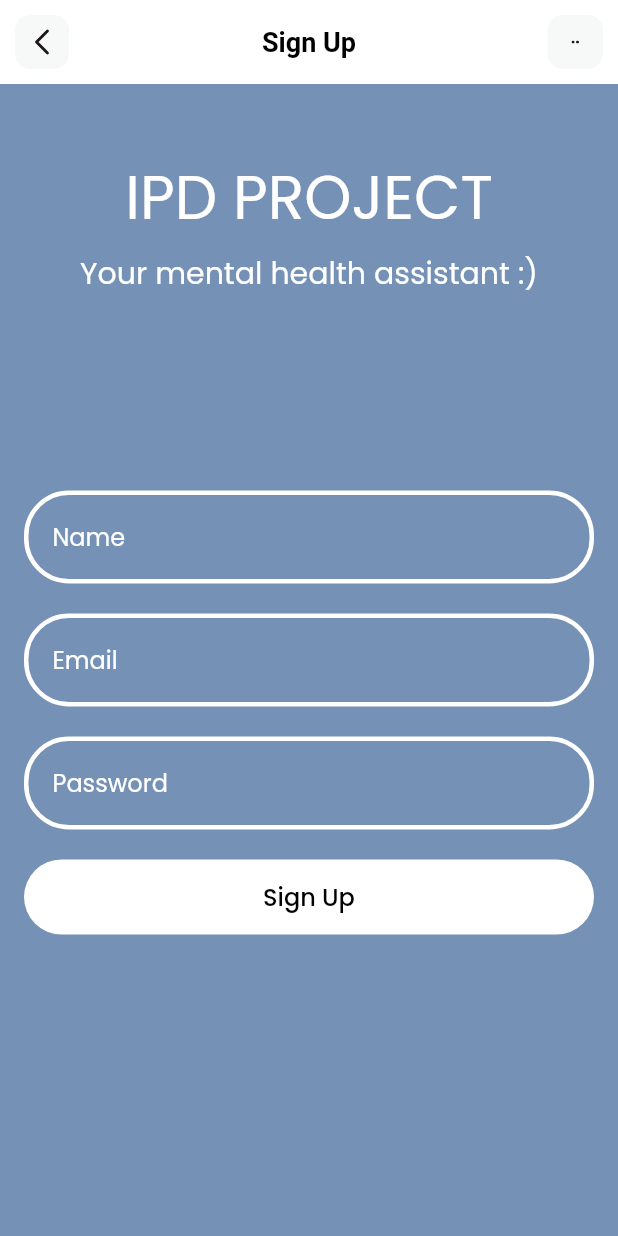
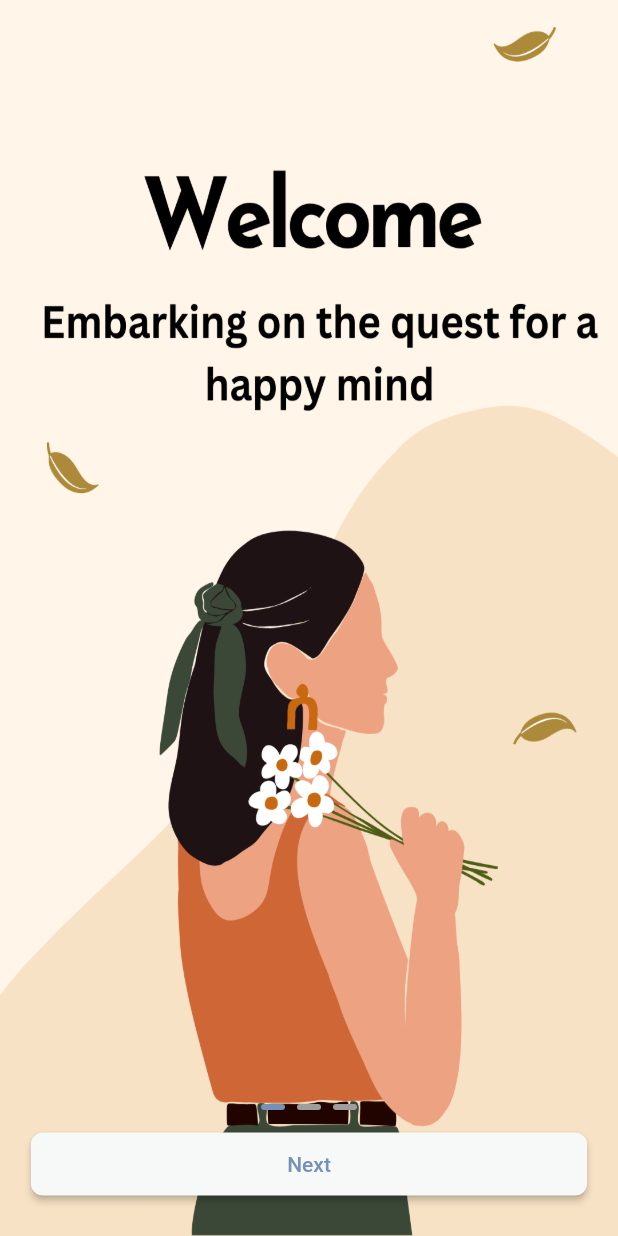
Before and after one commit to neminsheth/mental-health-assistant, a Flutter app: the screen it shows after launch, after a tap on "New here ? Create new account :D", on a phone screen of 412 x 824 dp. Run offline on Flutter 3.47's test engine with Material 2 defaults, Android fonts, the phone set to English and light mode, and no system bars; drawn by our look-alikes of smooth_page_indicator; our stand-ins replace animated_toggle_switch, audioplayers, circular_countdown_timer, cloud_firestore, firebase_auth, firebase_core and 7 more; missing offline and left inert: dotted_dashed_line, simple_animation_progress_bar, video_thumbnail_imageview; accounts and stored records are empty; generated files the repository leaves out were written again; key blocks and very long unbroken strings in the code were emptied for the run.

Commit message:
onboarding.dart

```diff
--- a/lib/authentication/login.dart
+++ b/lib/authentication/login.dart
@@ -2,6 +2,7 @@ import 'package:flutter/material.dart';
 import 'package:firebase_auth/firebase_auth.dart';
 import 'package:google_fonts/google_fonts.dart';
 import 'package:google_sign_in/google_sign_in.dart';
+import 'package:ipd/authentication/onboarding.dart';
 
 import '../colors.dart';
 import '../home.dart';
@@ -183,7 +184,7 @@ class _LoginPageState extends State<LoginPage> {
                 onPressed: () {
                   Navigator.push(
                     context,
-                    MaterialPageRoute(builder: (context) => SignUpPage()),
+                    MaterialPageRoute(builder: (context) => OnboardingScreen()),
                   );
                 },
                 child: Text(
--- /dev/null
+++ b/lib/authentication/onboarding.dart
@@ -0,0 +1,121 @@
+import 'dart:async';
+
+import 'package:flutter/material.dart';
+import 'package:ipd/authentication/login.dart';
+import 'package:ipd/authentication/sign_up.dart';
+import 'package:ipd/colors.dart';
+import 'package:smooth_page_indicator/smooth_page_indicator.dart';
+
+
+
+class OnboardingScreen extends StatefulWidget {
+  static const String id = '/onboarding';
+
+  const OnboardingScreen({Key? key}) : super(key: key);
+
+  @override
+  State<OnboardingScreen> createState() => _OnboardingScreenState();
+}
+
+class _OnboardingScreenState extends State<OnboardingScreen> {
+  final PageController _pageController = PageController();
+  double currentPage = 0;
+
+  @override
+  void initState() {
+    _pageController.addListener(() {
+      setState(() {
+        currentPage = _pageController.page!;
+      });
+    });
+    super.initState();
+  }
+
+  @override
+  Widget build(BuildContext context) {
+    return Scaffold(
+      backgroundColor: AppColors.primary,
+
+      body: Stack(
+        children: [
+          PageView(
+            controller: _pageController,
+            children: [
+              // Container(decoration: BoxDecoration(image: DecorationImage(image: AssetImage('assets/Onboarding1.png'))),)
+              Container(
+                  child:
+                  Image.asset('assets/images/onboarding1.png', fit: BoxFit.fill)),
+              Container(
+                  child:
+                  Image.asset('assets/images/onboarding2.png', fit: BoxFit.fill)),
+              Container(
+                  child:
+                  Image.asset('assets/images/onboarding3.png', fit: BoxFit.fill)),
+            ],
+          ),
+          Positioned(
+            // alignment: Alignment.center,
+            bottom: 60,
+            left: MediaQuery.of(context).size.width * 0.5 - 32,
+            child: Column(
+              children: [
+                SmoothPageIndicator(
+                  count: 3,
+                  controller: _pageController,
+                  effect: WormEffect(
+                    dotWidth: 16,
+                    dotHeight: 4,
+                    activeDotColor: AppColors.secondaryblue,
+                  ),
+                ),
+                SizedBox(height: 24),
+              ],
+            ),
+          ),
+          Align(
+            alignment: Alignment.bottomCenter,
+            child: Column(
+              mainAxisAlignment: MainAxisAlignment.end,
+              children: [
+                MaterialButton(
+                  height: 42,
+                  minWidth: MediaQuery.of(context).size.width * 0.9,
+                  color: AppColors.primaryLight,
+                  shape: RoundedRectangleBorder(
+                    borderRadius: BorderRadius.circular(8),
+                  ),
+                  onPressed: () {
+                    setState(() {
+                      currentPage != 2
+                          ? _pageController.nextPage(
+                        duration: const Duration(milliseconds: 200),
+                        curve: Curves.easeIn,
+                      )
+                          : Navigator.pushReplacement(
+                        context,
+                        PageRouteBuilder(
+                          // pageBuilder: (_, __, ___) => AdminDashBoard(),
+                          pageBuilder: (_, __, ___) => SignUpPage(),
+                          transitionDuration:
+                          const Duration(milliseconds: 300),
+                          transitionsBuilder: (_, a, __, c) =>
+                              FadeTransition(opacity: a, child: c),
+                        ),
+                      );
+                    });
+                  },
+                  child: currentPage != 2
+                      ? const Text('Next',
+                      style: TextStyle(color: AppColors.secondaryblue))
+                      : const Text('Get Started',
+                      style: TextStyle(color: AppColors.secondaryblue)),
+                ),
+                SizedBox(height: 24)
+              ],
+            ),
+          ),
+        ],
+      ),
+    );
+  }
+}
--- a/pubspec.yaml
+++ b/pubspec.yaml
@@ -57,6 +57,7 @@ dependencies:
   google_fonts: ^4.0.4
   google_sign_in: ^6.1.6
   cloud_firestore: ^4.14.0
+  smooth_page_indicator: ^1.1.0
 
 
 dev_dependencies:
```
Also changed, not shown: assets/images/onboarding1.png (added), assets/images/onboarding2.png (added), assets/images/onboarding3.png (added), pubspec.lock.
